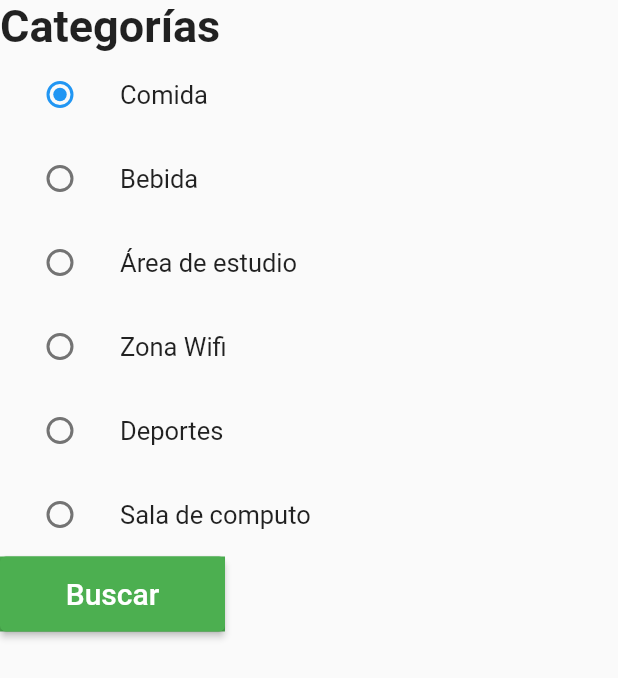
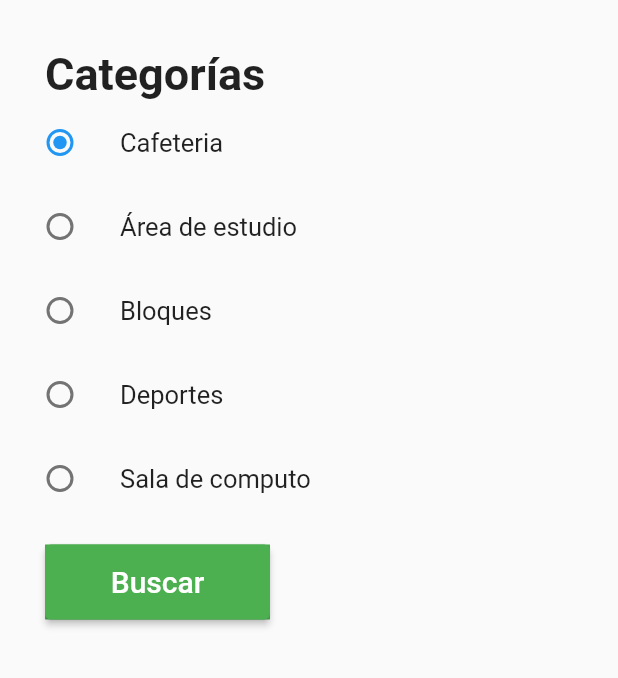
Before and after one commit to Dlondono/GeoUdea, a Flutter app: the MyStatefulWidget widget shown alone on an empty page, opened directly, on a phone screen of 412 x 824 dp. Shown: the top 678 px of the screen. Run offline on Flutter 3.47's test engine with Material 2 defaults, Android fonts, the phone set to English and light mode, and no system bars; our stand-ins replace google_maps_flutter, permission_handler; missing offline and left inert: flutter_polyline_points; network calls fail.

Commit message:
markers segun seleccionado}

```diff
--- a/lib/models/markers.dart
+++ b/lib/models/markers.dart
@@ -2,6 +2,9 @@ import 'package:google_maps_flutter/google_maps_flutter.dart';
 
 class Markers{
   Set<Marker> deporte={canchaFutbol,piscina,coliseo};
+  Set<Marker> comida={cafe_5,cafe_9,cafe_13,cafe_14,cafe_19,cafe_25,cafe_lolita,restaurante_gourmet,restaurante_ing,bebidas_juguitos,pizzeria_artes};
+  Set<Marker> bloques={bloque19,bloque1,bloque2,bloque3,bloque4,bloque5,bloque6,bloque7,bloque9,bloque10,bloque11,
+  bloque12,bloque13,bloque14,bloque16,bloque18,bloque19,bloque20,bloque21,bloque22,bloque23,bloque24,bloque25,biblioteca};
 
   static const marker = Marker(
     markerId: MarkerId('_udeaMarker'),
--- a/lib/ui/category.dart
+++ b/lib/ui/category.dart
@@ -1,4 +1,6 @@
 import 'package:flutter/material.dart';
+import 'package:geoudea/ui/home.dart';
+import 'package:geoudea/ui/map.dart';
 
 
 class Category extends StatelessWidget {
@@ -8,12 +10,12 @@ class Category extends StatelessWidget {
   @override
   Widget build(BuildContext context) {
     return Container(
-          child: MyStatefulWidget(),
+          child: const MyStatefulWidget(),
         );
   }
 }
 
-enum SingingCharacter {comida, bebida, areaDeEstudio, zonaWifi, deportes, salaDeComputo}
+enum SingingCharacter {comida, areaDeEstudio, bloques, deportes, salaDeComputo}
 
 class MyStatefulWidget extends StatefulWidget {
   const MyStatefulWidget({Key? key}) : super(key: key);
@@ -31,23 +33,14 @@ class _MyStatefulWidgetState extends State<MyStatefulWidget> {
       mainAxisAlignment: MainAxisAlignment.start,
       crossAxisAlignment: CrossAxisAlignment.start,
       children: <Widget>[
-        Text("Categorías" , style: TextStyle(fontSize: 30, fontWeight: FontWeight.bold,)),
+        const Padding(
+          padding: EdgeInsets.only(left: 30.0,top: 32.0),
+          child: Text("Categorías" , style: TextStyle(fontSize: 30, fontWeight: FontWeight.bold,)),
+        ),
         ListTile(
-          title: const Text('Comida', style: TextStyle(fontSize: 17),),
+          title: const Text('Cafeteria', style: TextStyle(fontSize: 17),),
           leading: Radio<SingingCharacter>(
             value: SingingCharacter.comida,
-            groupValue: _character,
-            onChanged: (SingingCharacter? value) {
-              setState(() {
-                _character = value;
-              });
-            },
-          ),
-        ),
-        ListTile(
-          title: const Text('Bebida', style: TextStyle(fontSize: 17),),
-          leading: Radio<SingingCharacter>(
-            value: SingingCharacter.bebida,
             groupValue: _character,
             onChanged: (SingingCharacter? value) {
               setState(() {
@@ -69,9 +62,9 @@ class _MyStatefulWidgetState extends State<MyStatefulWidget> {
           ),
         ),
         ListTile(
-          title: const Text('Zona Wifi', style: TextStyle(fontSize: 17),),
+          title: const Text('Bloques', style: TextStyle(fontSize: 17),),
           leading: Radio<SingingCharacter>(
-            value: SingingCharacter.zonaWifi,
+            value: SingingCharacter.bloques,
             groupValue: _character,
             onChanged: (SingingCharacter? value) {
               setState(() {
@@ -97,24 +90,37 @@ class _MyStatefulWidgetState extends State<MyStatefulWidget> {
           leading: Radio<SingingCharacter>(
             value: SingingCharacter.salaDeComputo,
             groupValue: _character,
-            onChanged: (SingingCharacter? value) {
+            onChanged: (value) {
               setState(() {
                 _character = value;
               });
             },
           ),
         ),
-        Container(
+        Padding(
+          padding: const EdgeInsets.only(left: 30.0,top: 16.0),
+          child: Container(
             color: Colors.green,
                 width: 150,
                 height: 50,
                child:  ElevatedButton(style: ButtonStyle(backgroundColor: MaterialStateProperty.all<Color>(Colors.green)),
                     onPressed: () {
+                 print(_character!.name);
+                      _selectedCategoryToMap();
+
             },
-          child: Text('Buscar', style: TextStyle(fontSize: 20),),
+                child: const Text('Buscar', style: const TextStyle(fontSize: 20),),
+          ),
           ),
         ),
       ],
     );
   }
+
+  void _selectedCategoryToMap() {
+    Navigator.pushReplacement(
+        context,
+        MaterialPageRoute(builder: (BuildContext context) => Home(category: _character!.name,))
+    );
   }
+}
--- a/pubspec.yaml
+++ b/pubspec.yaml
@@ -36,7 +36,6 @@ dependencies:
   cupertino_icons: ^1.0.2
   google_maps_flutter: ^2.1.2
   permission_handler: ^9.2.0
-  google_directions_api: ^0.9.1
   http: ^0.13.4
   flutter_polyline_points: ^1.0.0
 
```
Also changed, not shown: lib/ui/home.dart (+26 -16 lines), lib/ui/map.dart (+13 -18 lines), pubspec.lock. Lines whose indentation alone changed are shown as unchanged.
